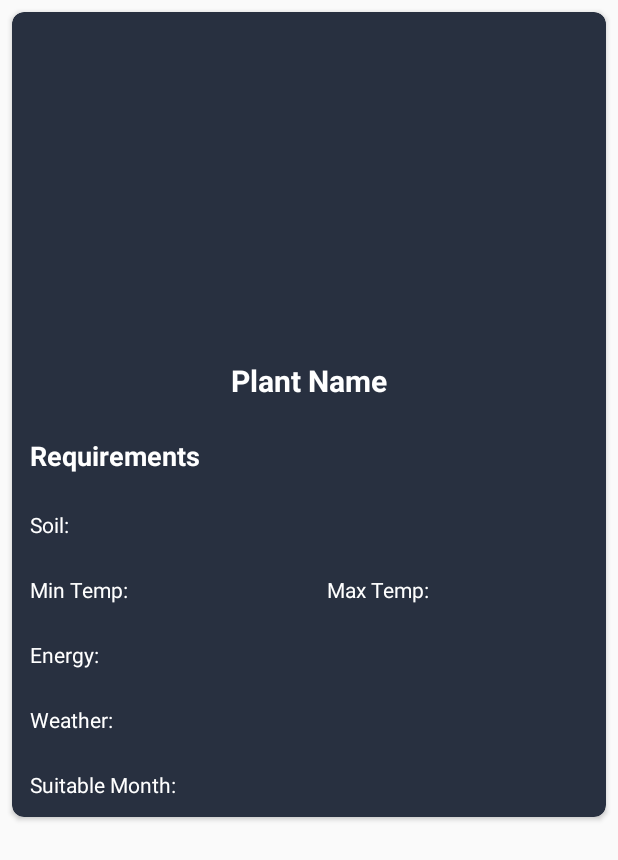
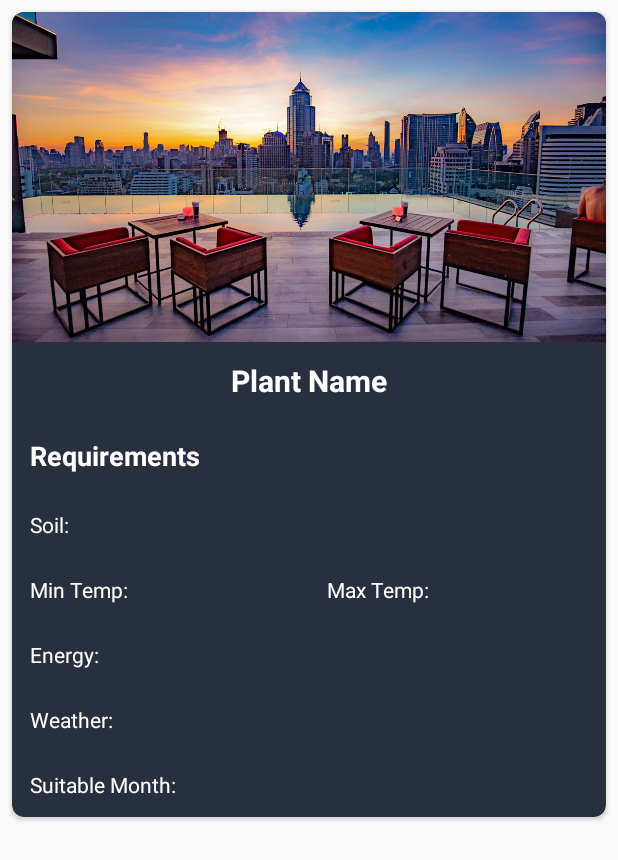
Before and after one commit to rsrohan/Energy-Utilization-of-Rooftops-In-Urban-Areas, an Android app: the layout item_plant.xml on its own in the app's theme, with its tools: preview values and no code run, on a phone screen of 412 x 824 dp. Shown: the top 860 px of the screen. Run offline under Robolectric (Android 15) with nearby library versions, the phone set to English and light mode, and no system bars.

Commit message:
To read dataset

```diff
--- a/app/src/main/res/layout/item_plant.xml
+++ b/app/src/main/res/layout/item_plant.xml
@@ -1,95 +1,104 @@
 <?xml version="1.0" encoding="utf-8"?>
 <androidx.cardview.widget.CardView xmlns:android="http://schemas.android.com/apk/res/android"
+    xmlns:app="http://schemas.android.com/apk/res-auto"
     android:layout_width="match_parent"
     android:layout_height="wrap_content"
-    xmlns:app="http://schemas.android.com/apk/res-auto"
-    app:cardCornerRadius="8dp"
     android:layout_margin="8dp"
-    android:backgroundTint="#283040">
+    android:backgroundTint="#283040"
+    app:cardCornerRadius="8dp">
 
     <LinearLayout
         android:layout_width="match_parent"
         android:layout_height="wrap_content"
         android:orientation="vertical">
+
         <ImageView
+            android:id="@+id/iv_plant"
             android:layout_width="match_parent"
-            android:id="@+id/iv_plant"
+            android:layout_height="220dp"
             android:scaleType="centerCrop"
-            android:layout_height="220dp"/>
+            android:src="@drawable/rooftop" />
+
+        <TextView
+            android:id="@+id/tv_plant_name"
+            android:layout_width="match_parent"
+            android:layout_height="wrap_content"
+            android:gravity="center"
+            android:padding="12dp"
+            android:text="Plant Name"
+            android:textColor="@color/white"
+            android:textSize="20sp"
+            android:textStyle="bold" />
 
         <TextView
             android:layout_width="match_parent"
             android:layout_height="wrap_content"
             android:padding="12dp"
-            android:textSize="20sp"
-            android:text="Plant Name"
-            android:gravity="center"
-            android:textStyle="bold"
-            android:id="@+id/tv_plant_name"
-            android:textColor="@color/white"/>
+            android:text="Requirements"
+            android:textColor="@color/white"
+            android:textSize="18sp"
+            android:textStyle="bold" />
+
         <TextView
+            android:id="@+id/tv_req_soil"
             android:layout_width="match_parent"
             android:layout_height="wrap_content"
             android:padding="12dp"
-            android:textSize="18sp"
-            android:text="Requirements"
-            android:textStyle="bold"
-            android:textColor="@color/white"/>
-        <TextView
-            android:layout_width="match_parent"
-            android:layout_height="wrap_content"
-            android:padding="12dp"
-            android:id="@+id/tv_req_soil"
             android:text="Soil: "
-            android:textColor="@color/white"/>
+            android:textColor="@color/white" />
+
         <LinearLayout
             android:layout_width="match_parent"
             android:layout_height="wrap_content"
             android:orientation="horizontal"
             android:weightSum="2">
+
             <TextView
+                android:id="@+id/tv_req_mintemp"
                 android:layout_width="match_parent"
                 android:layout_height="wrap_content"
+                android:layout_weight="1"
                 android:padding="12dp"
-                android:id="@+id/tv_req_mintemp"
                 android:text="Min Temp: "
-                android:layout_weight="1"
-                android:textColor="@color/white"/>
+                android:textColor="@color/white" />
+
             <TextView
+                android:id="@+id/tv_req_maxtemp"
                 android:layout_width="match_parent"
                 android:layout_height="wrap_content"
+                android:layout_weight="1"
                 android:padding="12dp"
                 android:text="Max Temp: "
-                android:id="@+id/tv_req_maxtemp"
-                android:layout_weight="1"
-                android:textColor="@color/white"/>
+                android:textColor="@color/white" />
         </LinearLayout>
+
         <TextView
+            android:id="@+id/tv_req_energy"
             android:layout_width="match_parent"
             android:layout_height="wrap_content"
+            android:layout_weight="1"
             android:padding="12dp"
             android:text="Energy: "
-            android:id="@+id/tv_req_energy"
-            android:layout_weight="1"
-            android:textColor="@color/white"/>
+            android:textColor="@color/white" />
+
         <TextView
+            android:id="@+id/tv_req_weather"
             android:layout_width="match_parent"
             android:layout_height="wrap_content"
+            android:layout_weight="1"
             android:padding="12dp"
             android:text="Weather: "
-            android:id="@+id/tv_req_weather"
-            android:layout_weight="1"
-            android:textColor="@color/white"/>
+            android:textColor="@color/white" />
+
         <TextView
+            android:id="@+id/tv_req_month"
             android:layout_width="match_parent"
             android:layout_height="wrap_content"
+            android:layout_weight="1"
             android:padding="12dp"
             android:text="Suitable Month: "
-            android:layout_weight="1"
-            android:id="@+id/tv_req_month"
-            android:textColor="@color/white"/>
+            android:textColor="@color/white" />
     </LinearLayout>
 
 
-
 </androidx.cardview.widget.CardView>
```
Also changed, not shown: app/src/main/java/com/example/minorproject2/Plant.java (added, +83 -0 lines), app/src/main/java/com/example/minorproject2/RecyclerAdapterForPlants.java (added, +66 -0 lines), app/src/main/java/com/example/minorproject2/ResultActivity.java (+45 -42 lines), 1 other file.
